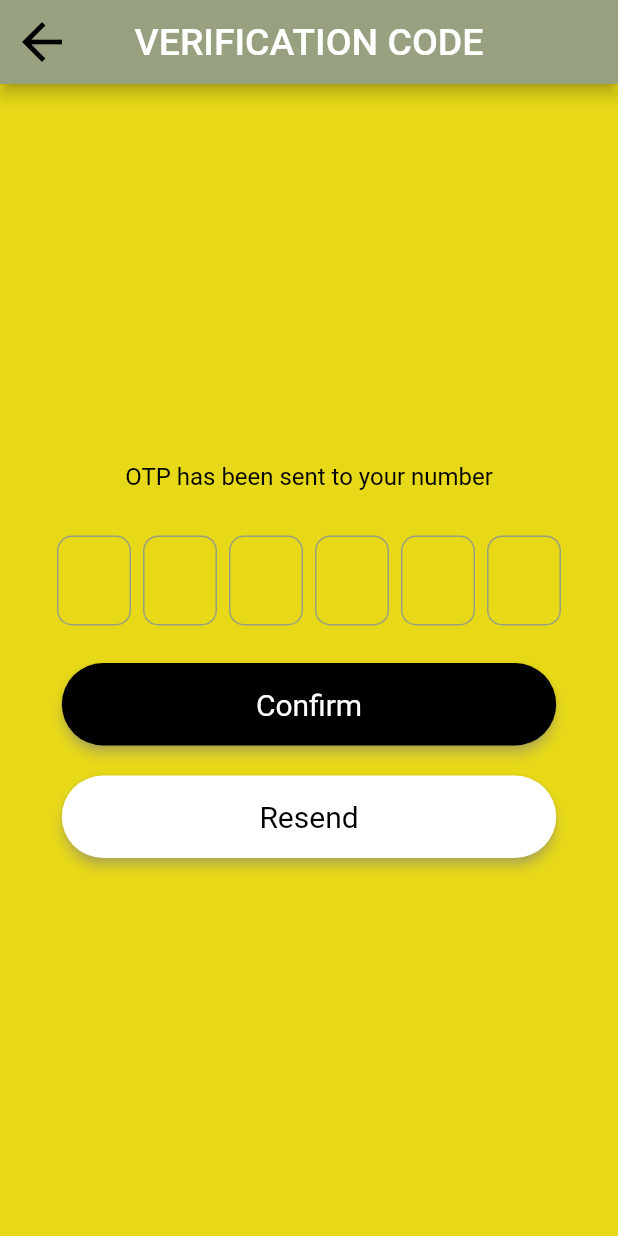
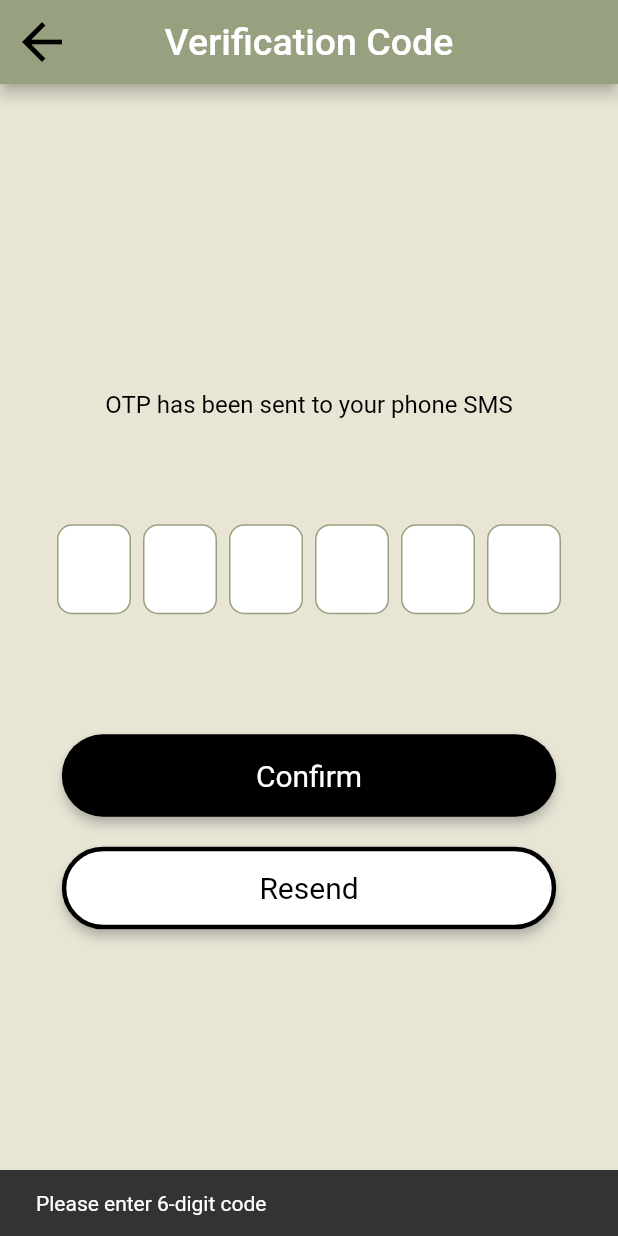
Before and after one commit to TanukiA/Better-Home, a Flutter app: the VerificationScreen screen opened directly with empty values, after a tap on "Confirm", on a phone screen of 412 x 824 dp. Run offline on Flutter 3.47's test engine with Material 2 defaults, Android fonts, the light colour scheme and no system bars; drawn by our look-alikes of pinput; our stand-ins replace file_picker, firebase_auth, firebase_core, firebase_storage, flutter_svg, mvc_pattern and 1 more; accounts and stored records are empty; statements that could not run were skipped.

Commit message:
Updated OTP verification

```diff
--- a/packages/authentication/lib/controllers/login_controller.dart
+++ b/packages/authentication/lib/controllers/login_controller.dart
@@ -1,5 +1,6 @@
 import 'package:authentication/models/user.dart';
 import 'package:mvc_pattern/mvc_pattern.dart';
+import 'package:flutter/material.dart';
 
 class LoginController extends ControllerMVC {
   /*
@@ -18,4 +19,8 @@ class LoginController extends ControllerMVC {
   bool validPhoneFormat(String phone) {
     return _user.validPhoneFormat(phone);
   }
+
+  void verifyOTP(BuildContext context, String userOTP) {
+    return _user.verifyOTP(context, userOTP);
+  }
 }
--- a/packages/authentication/lib/models/user.dart
+++ b/packages/authentication/lib/models/user.dart
@@ -45,4 +45,6 @@ class User extends ModelMVC {
 
     return regex.hasMatch(email);
   }
+
+  void verifyOTP(BuildContext context, String userOTP) {}
 }
--- a/packages/authentication/lib/views/customer_signup_screen.dart
+++ b/packages/authentication/lib/views/customer_signup_screen.dart
@@ -159,12 +159,6 @@ class _CustomerSignupScreenState extends State<CustomerSignupScreen> {
                           hintText: 'Full name',
                           border: InputBorder.none,
                         ),
-                        validator: (value) {
-                          if (value == null || value.isEmpty) {
-                            return 'Please enter your full name';
-                          }
-                          return null;
-                        },
                       ),
                     ),
                     const SizedBox(height: 10),
--- a/packages/authentication/lib/views/verification_screen.dart
+++ b/packages/authentication/lib/views/verification_screen.dart
@@ -1,17 +1,29 @@
+import 'package:authentication/controllers/login_controller.dart';
+import 'package:authentication/models/user.dart';
+import 'package:better_home/utils.dart';
 import 'package:flutter/material.dart';
 import 'package:pinput/pinput.dart';
 
 class VerificationScreen extends StatefulWidget {
+  const VerificationScreen(
+      {Key? key, required this.verificationId, required this.controller})
+      : super(key: key);
   final String verificationId;
-  const VerificationScreen({Key? key, required this.verificationId})
-      : super(key: key);
+  final LoginController controller;
 
   @override
   State<VerificationScreen> createState() => _VerificationScreenState();
 }
 
 class _VerificationScreenState extends State<VerificationScreen> {
+  late User _user;
   String? otpCode;
+
+  @override
+  void initState() {
+    _user = widget.controller.user;
+    super.initState();
+  }
 
   @override
   Widget build(BuildContext context) {
@@ -42,17 +54,21 @@ class _VerificationScreenState extends State<VerificationScreen> {
       fixedSize: Size(size.width * 0.8, 55),
       shape: RoundedRectangleBorder(
         borderRadius: BorderRadius.circular(30),
+        side: const BorderSide(
+          color: Colors.black,
+          width: 3.0,
+        ),
       ),
       elevation: 3,
       shadowColor: Colors.grey[400],
     );
 
     return Scaffold(
-      backgroundColor: const Color.fromARGB(232, 229, 212, 1),
+      backgroundColor: const Color(0xFFE8E5D4),
       appBar: AppBar(
         centerTitle: true,
         title: const Text(
-          'VERIFICATION CODE',
+          'Verification Code',
           style: TextStyle(
             fontSize: 25,
             fontFamily: 'Roboto',
@@ -78,14 +94,14 @@ class _VerificationScreenState extends State<VerificationScreen> {
               child: Column(
                 children: [
                   const Text(
-                    'OTP has been sent to your number',
+                    'OTP has been sent to your phone SMS',
                     style: TextStyle(
                       fontSize: 16,
                       fontFamily: 'Roboto',
                       color: Colors.black,
                     ),
                   ),
-                  const SizedBox(height: 30),
+                  const SizedBox(height: 70),
                   Pinput(
                     length: 6,
                     showCursor: true,
@@ -93,6 +109,7 @@ class _VerificationScreenState extends State<VerificationScreen> {
                       width: 60,
                       height: 60,
                       decoration: BoxDecoration(
+                        color: Colors.white,
                         borderRadius: BorderRadius.circular(10),
                         border: Border.all(
                           color: const Color(0xFF98A17F),
@@ -105,13 +122,19 @@ class _VerificationScreenState extends State<VerificationScreen> {
                     ),
                     onCompleted: (value) {
                       setState(() {
-                        //otpCode = value;
+                        otpCode = value;
                       });
                     },
                   ),
-                  const SizedBox(height: 25),
+                  const SizedBox(height: 80),
                   ElevatedButton(
-                    onPressed: () {},
+                    onPressed: () {
+                      if (otpCode != null && otpCode!.length == 6) {
+                        widget.controller.verifyOTP(context, otpCode!);
+                      } else {
+                        showSnackBar(context, "Please enter 6-digit code");
+                      }
+                    },
                     style: confirmBtnStyle,
                     child: const Text('Confirm'),
                   ),
```
Also changed, not shown: packages/authentication/lib/models/auth_provider.dart (+37 -2 lines), packages/authentication/lib/models/technician.dart (added), 1 other file.
